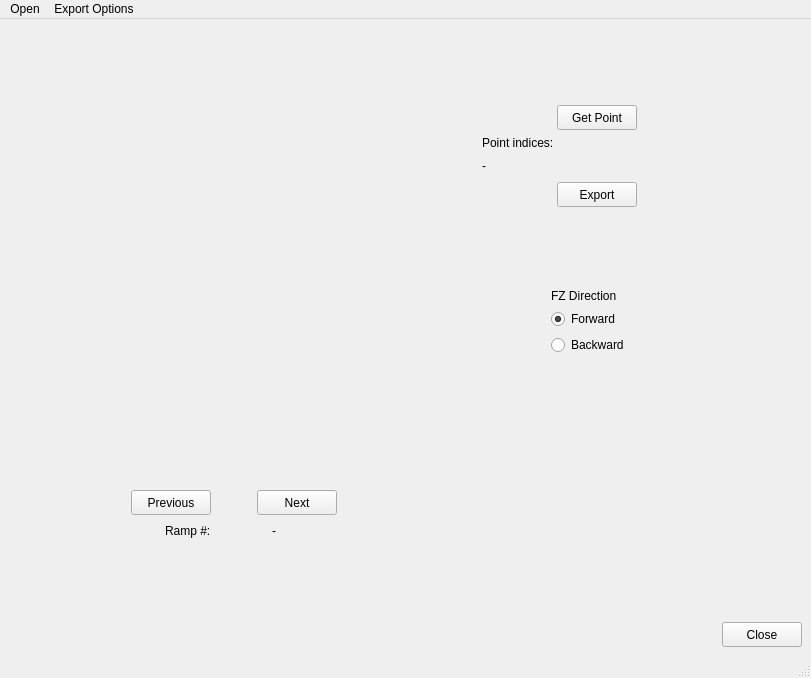
This is labelFZ/qt5_ui_files/LabelFZ.ui in JSotres/labelFZ as Qt 5 draws it before an edit. The edited form follows.
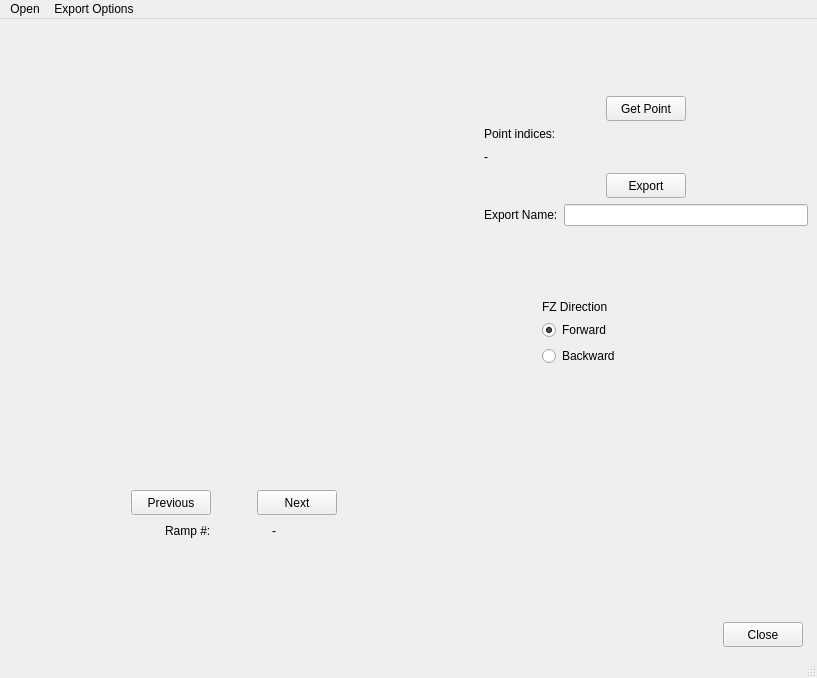
This is the edited form. Custom widgets are drawn as their Qt base class.

Commit message: name of save files provided by user

```diff
--- a/labelFZ/qt5_ui_files/LabelFZ.ui
+++ b/labelFZ/qt5_ui_files/LabelFZ.ui
@@ -6,7 +6,7 @@
    <rect>
     <x>0</x>
     <y>0</y>
-    <width>811</width>
+    <width>817</width>
     <height>678</height>
    </rect>
   </property>
@@ -15,7 +15,127 @@
   </property>
   <widget class="QWidget" name="centralwidget">
    <layout class="QGridLayout" name="gridLayout">
-    <item row="0" column="0" rowspan="4">
+    <item row="2" column="3">
+     <spacer name="verticalSpacer_5">
+      <property name="orientation">
+       <enum>Qt::Vertical</enum>
+      </property>
+      <property name="sizeHint" stdset="0">
+       <size>
+        <width>20</width>
+        <height>43</height>
+       </size>
+      </property>
+     </spacer>
+    </item>
+    <item row="0" column="1">
+     <spacer name="horizontalSpacer_2">
+      <property name="orientation">
+       <enum>Qt::Horizontal</enum>
+      </property>
+      <property name="sizeType">
+       <enum>QSizePolicy::Fixed</enum>
+      </property>
+      <property name="sizeHint" stdset="0">
+       <size>
+        <width>13</width>
+        <height>20</height>
+       </size>
+      </property>
+     </spacer>
+    </item>
+    <item row="1" column="2" colspan="5">
+     <layout class="QVBoxLayout" name="verticalLayout_4">
+      <item>
+       <layout class="QHBoxLayout" name="horizontalLayout_5">
+        <item>
+         <widget class="QPushButton" name="getPointPushButton">
+          <property name="minimumSize">
+           <size>
+            <width>80</width>
+            <height>25</height>
+           </size>
+          </property>
+          <property name="maximumSize">
+           <size>
+            <width>80</width>
+            <height>25</height>
+           </size>
+          </property>
+          <property name="text">
+           <string>Get Point</string>
+          </property>
+         </widget>
+        </item>
+       </layout>
+      </item>
+      <item>
+       <layout class="QVBoxLayout" name="verticalLayout_3">
+        <item>
+         <widget class="QLabel" name="label_3">
+          <property name="text">
+           <string>Point indices:</string>
+          </property>
+         </widget>
+        </item>
+        <item>
+         <widget class="QLabel" name="label">
+          <property name="minimumSize">
+           <size>
+            <width>230</width>
+            <height>20</height>
+           </size>
+          </property>
+          <property name="text">
+           <string>-</string>
+          </property>
+          <property name="alignment">
+           <set>Qt::AlignLeading|Qt::AlignLeft|Qt::AlignVCenter</set>
+          </property>
+         </widget>
+        </item>
+       </layout>
+      </item>
+      <item>
+       <layout class="QHBoxLayout" name="horizontalLayout_4">
+        <item>
+         <widget class="QPushButton" name="exportPushButton">
+          <property name="minimumSize">
+           <size>
+            <width>80</width>
+            <height>25</height>
+           </size>
+          </property>
+          <property name="maximumSize">
+           <size>
+            <width>80</width>
+            <height>25</height>
+           </size>
+          </property>
+          <property name="text">
+           <string>Export</string>
+          </property>
+         </widget>
+        </item>
+       </layout>
+      </item>
+      <item>
+       <layout class="QHBoxLayout" name="horizontalLayout_6">
+        <item>
+         <widget class="QLabel" name="label_5">
+          <property name="text">
+           <string>Export Name:</string>
+          </property>
+         </widget>
+        </item>
+        <item>
+         <widget class="QLineEdit" name="lineEditExportName"/>
+        </item>
+       </layout>
+      </item>
+     </layout>
+    </item>
+    <item row="0" column="0" rowspan="6">
      <layout class="QVBoxLayout" name="verticalLayout_2">
       <item>
        <widget class="mplwidget1plot" name="MplWidget" native="true">
@@ -212,143 +332,52 @@
       </item>
      </layout>
     </item>
-    <item row="0" column="1" colspan="3">
-     <layout class="QHBoxLayout" name="horizontalLayout_6">
-      <item>
-       <spacer name="horizontalSpacer_2">
-        <property name="orientation">
-         <enum>Qt::Horizontal</enum>
-        </property>
-        <property name="sizeType">
-         <enum>QSizePolicy::Fixed</enum>
-        </property>
-        <property name="sizeHint" stdset="0">
-         <size>
-          <width>13</width>
-          <height>20</height>
-         </size>
-        </property>
-       </spacer>
-      </item>
-      <item>
-       <layout class="QVBoxLayout" name="verticalLayout_4">
-        <item>
-         <spacer name="verticalSpacer_6">
-          <property name="orientation">
-           <enum>Qt::Vertical</enum>
-          </property>
-          <property name="sizeHint" stdset="0">
-           <size>
-            <width>20</width>
-            <height>40</height>
-           </size>
-          </property>
-         </spacer>
-        </item>
-        <item>
-         <layout class="QHBoxLayout" name="horizontalLayout_5">
-          <item>
-           <widget class="QPushButton" name="getPointPushButton">
-            <property name="minimumSize">
-             <size>
-              <width>80</width>
-              <height>25</height>
-             </size>
-            </property>
-            <property name="maximumSize">
-             <size>
-              <width>80</width>
-              <height>25</height>
-             </size>
-            </property>
-            <property name="text">
-             <string>Get Point</string>
-            </property>
-           </widget>
-          </item>
-         </layout>
-        </item>
-        <item>
-         <layout class="QVBoxLayout" name="verticalLayout_3">
-          <item>
-           <widget class="QLabel" name="label_3">
-            <property name="text">
-             <string>Point indices:</string>
-            </property>
-           </widget>
-          </item>
-          <item>
-           <widget class="QLabel" name="label">
-            <property name="minimumSize">
-             <size>
-              <width>230</width>
-              <height>20</height>
-             </size>
-            </property>
-            <property name="text">
-             <string>-</string>
-            </property>
-            <property name="alignment">
-             <set>Qt::AlignLeading|Qt::AlignLeft|Qt::AlignVCenter</set>
-            </property>
-           </widget>
-          </item>
-         </layout>
-        </item>
-        <item>
-         <layout class="QHBoxLayout" name="horizontalLayout_4">
-          <item>
-           <widget class="QPushButton" name="exportPushButton">
-            <property name="minimumSize">
-             <size>
-              <width>80</width>
-              <height>25</height>
-             </size>
-            </property>
-            <property name="maximumSize">
-             <size>
-              <width>80</width>
-              <height>25</height>
-             </size>
-            </property>
-            <property name="text">
-             <string>Export</string>
-            </property>
-           </widget>
-          </item>
-         </layout>
-        </item>
-        <item>
-         <spacer name="verticalSpacer_5">
-          <property name="orientation">
-           <enum>Qt::Vertical</enum>
-          </property>
-          <property name="sizeHint" stdset="0">
-           <size>
-            <width>20</width>
-            <height>40</height>
-           </size>
-          </property>
-         </spacer>
-        </item>
-       </layout>
-      </item>
-     </layout>
-    </item>
-    <item row="0" column="4">
-     <spacer name="horizontalSpacer">
+    <item row="5" column="1" colspan="5">
+     <spacer name="horizontalSpacer_9">
       <property name="orientation">
        <enum>Qt::Horizontal</enum>
       </property>
       <property name="sizeHint" stdset="0">
        <size>
-        <width>71</width>
+        <width>246</width>
         <height>20</height>
        </size>
       </property>
      </spacer>
     </item>
-    <item row="1" column="1">
+    <item row="5" column="6">
+     <widget class="QPushButton" name="closePushButton">
+      <property name="minimumSize">
+       <size>
+        <width>80</width>
+        <height>25</height>
+       </size>
+      </property>
+      <property name="maximumSize">
+       <size>
+        <width>80</width>
+        <height>25</height>
+       </size>
+      </property>
+      <property name="text">
+       <string>Close</string>
+      </property>
+     </widget>
+    </item>
+    <item row="0" column="2">
+     <spacer name="verticalSpacer_6">
+      <property name="orientation">
+       <enum>Qt::Vertical</enum>
+      </property>
+      <property name="sizeHint" stdset="0">
+       <size>
+        <width>20</width>
+        <height>43</height>
+       </size>
+      </property>
+     </spacer>
+    </item>
+    <item row="3" column="1" colspan="3">
      <spacer name="horizontalSpacer_6">
       <property name="orientation">
        <enum>Qt::Horizontal</enum>
@@ -361,7 +390,33 @@
       </property>
      </spacer>
     </item>
-    <item row="1" column="2">
+    <item row="0" column="6">
+     <spacer name="horizontalSpacer">
+      <property name="orientation">
+       <enum>Qt::Horizontal</enum>
+      </property>
+      <property name="sizeHint" stdset="0">
+       <size>
+        <width>71</width>
+        <height>20</height>
+       </size>
+      </property>
+     </spacer>
+    </item>
+    <item row="4" column="4">
+     <spacer name="verticalSpacer_7">
+      <property name="orientation">
+       <enum>Qt::Vertical</enum>
+      </property>
+      <property name="sizeHint" stdset="0">
+       <size>
+        <width>20</width>
+        <height>244</height>
+       </size>
+      </property>
+     </spacer>
+    </item>
+    <item row="3" column="4">
      <layout class="QVBoxLayout" name="verticalLayout_6">
       <item>
        <widget class="QLabel" name="label_4">
@@ -393,7 +448,7 @@
       </item>
      </layout>
     </item>
-    <item row="1" column="3">
+    <item row="3" column="5">
      <spacer name="horizontalSpacer_7">
       <property name="orientation">
        <enum>Qt::Horizontal</enum>
@@ -406,51 +461,6 @@
       </property>
      </spacer>
     </item>
-    <item row="2" column="2">
-     <spacer name="verticalSpacer_7">
-      <property name="orientation">
-       <enum>Qt::Vertical</enum>
-      </property>
-      <property name="sizeHint" stdset="0">
-       <size>
-        <width>20</width>
-        <height>244</height>
-       </size>
-      </property>
-     </spacer>
-    </item>
-    <item row="3" column="1" colspan="3">
-     <spacer name="horizontalSpacer_9">
-      <property name="orientation">
-       <enum>Qt::Horizontal</enum>
-      </property>
-      <property name="sizeHint" stdset="0">
-       <size>
-        <width>246</width>
-        <height>20</height>
-       </size>
-      </property>
-     </spacer>
-    </item>
-    <item row="3" column="4">
-     <widget class="QPushButton" name="closePushButton">
-      <property name="minimumSize">
-       <size>
-        <width>80</width>
-        <height>25</height>
-       </size>
-      </property>
-      <property name="maximumSize">
-       <size>
-        <width>80</width>
-        <height>25</height>
-       </size>
-      </property>
-      <property name="text">
-       <string>Close</string>
-      </property>
-     </widget>
-    </item>
    </layout>
   </widget>
   <widget class="QMenuBar" name="menubar">
@@ -458,7 +468,7 @@
     <rect>
      <x>0</x>
      <y>0</y>
-     <width>811</width>
+     <width>817</width>
      <height>22</height>
     </rect>
    </property>
```
The commit also changes 2 other files.
